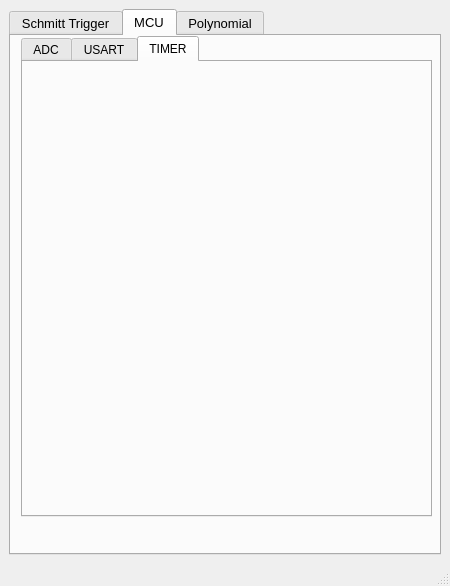
Above: main.ui from MasoudHD/Electron before the change. Below: the same form after it.
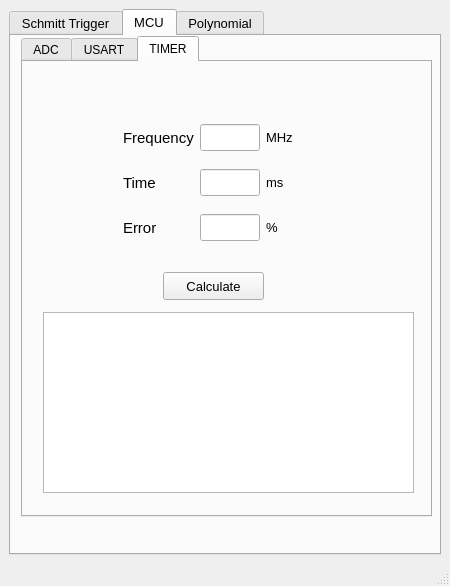
That is the form after the change. The open tabs and pages were chosen to show the change. Custom widgets are drawn as their Qt base class.

Patch:
```diff
--- a/main.ui
+++ b/main.ui
@@ -1114,6 +1114,289 @@
          <attribute name="title">
           <string>TIMER</string>
          </attribute>
+         <widget class="QWidget" name="layoutWidget_2">
+          <property name="geometry">
+           <rect>
+            <x>100</x>
+            <y>50</y>
+            <width>188</width>
+            <height>143</height>
+           </rect>
+          </property>
+          <layout class="QGridLayout" name="gridLayout_9">
+           <item row="2" column="1">
+            <widget class="QLineEdit" name="etTimError">
+             <property name="sizePolicy">
+              <sizepolicy hsizetype="Preferred" vsizetype="Fixed">
+               <horstretch>0</horstretch>
+               <verstretch>0</verstretch>
+              </sizepolicy>
+             </property>
+             <property name="maximumSize">
+              <size>
+               <width>60</width>
+               <height>16777215</height>
+              </size>
+             </property>
+             <property name="font">
+              <font>
+               <pointsize>12</pointsize>
+              </font>
+             </property>
+             <property name="text">
+              <string/>
+             </property>
+            </widget>
+           </item>
+           <item row="2" column="2">
+            <widget class="QLabel" name="label_36">
+             <property name="font">
+              <font>
+               <pointsize>10</pointsize>
+              </font>
+             </property>
+             <property name="text">
+              <string>%</string>
+             </property>
+            </widget>
+           </item>
+           <item row="1" column="1">
+            <widget class="QLineEdit" name="etTimTime">
+             <property name="sizePolicy">
+              <sizepolicy hsizetype="Preferred" vsizetype="Fixed">
+               <horstretch>0</horstretch>
+               <verstretch>0</verstretch>
+              </sizepolicy>
+             </property>
+             <property name="maximumSize">
+              <size>
+               <width>60</width>
+               <height>16777215</height>
+              </size>
+             </property>
+             <property name="font">
+              <font>
+               <pointsize>12</pointsize>
+              </font>
+             </property>
+             <property name="text">
+              <string/>
+             </property>
+            </widget>
+           </item>
+           <item row="2" column="0">
+            <widget class="QLabel" name="label_35">
+             <property name="enabled">
+              <bool>true</bool>
+             </property>
+             <property name="maximumSize">
+              <size>
+               <width>100</width>
+               <height>16777215</height>
+              </size>
+             </property>
+             <property name="font">
+              <font>
+               <pointsize>11</pointsize>
+              </font>
+             </property>
+             <property name="text">
+              <string>Error</string>
+             </property>
+            </widget>
+           </item>
+           <item row="1" column="2">
+            <widget class="QLabel" name="label_34">
+             <property name="font">
+              <font>
+               <pointsize>10</pointsize>
+              </font>
+             </property>
+             <property name="text">
+              <string>ms</string>
+             </property>
+            </widget>
+           </item>
+           <item row="0" column="1">
+            <widget class="QLineEdit" name="etTimFrq">
+             <property name="sizePolicy">
+              <sizepolicy hsizetype="Preferred" vsizetype="Fixed">
+               <horstretch>0</horstretch>
+               <verstretch>0</verstretch>
+              </sizepolicy>
+             </property>
+             <property name="maximumSize">
+              <size>
+               <width>60</width>
+               <height>16777215</height>
+              </size>
+             </property>
+             <property name="font">
+              <font>
+               <pointsize>12</pointsize>
+              </font>
+             </property>
+             <property name="text">
+              <string/>
+             </property>
+            </widget>
+           </item>
+           <item row="0" column="2">
+            <widget class="QLabel" name="label_32">
+             <property name="font">
+              <font>
+               <pointsize>10</pointsize>
+              </font>
+             </property>
+             <property name="text">
+              <string>MHz</string>
+             </property>
+            </widget>
+           </item>
+           <item row="1" column="0">
+            <widget class="QLabel" name="label_33">
+             <property name="enabled">
+              <bool>true</bool>
+             </property>
+             <property name="maximumSize">
+              <size>
+               <width>100</width>
+               <height>16777215</height>
+              </size>
+             </property>
+             <property name="font">
+              <font>
+               <pointsize>11</pointsize>
+              </font>
+             </property>
+             <property name="text">
+              <string>Time</string>
+             </property>
+            </widget>
+           </item>
+           <item row="0" column="0">
+            <widget class="QLabel" name="label_31">
+             <property name="enabled">
+              <bool>true</bool>
+             </property>
+             <property name="maximumSize">
+              <size>
+               <width>100</width>
+               <height>16777215</height>
+              </size>
+             </property>
+             <property name="font">
+              <font>
+               <pointsize>11</pointsize>
+              </font>
+             </property>
+             <property name="text">
+              <string>Frequency</string>
+             </property>
+            </widget>
+           </item>
+          </layout>
+         </widget>
+         <widget class="QPushButton" name="btnTimCalculate">
+          <property name="geometry">
+           <rect>
+            <x>140</x>
+            <y>210</y>
+            <width>101</width>
+            <height>28</height>
+           </rect>
+          </property>
+          <property name="font">
+           <font>
+            <pointsize>10</pointsize>
+           </font>
+          </property>
+          <property name="contextMenuPolicy">
+           <enum>Qt::DefaultContextMenu</enum>
+          </property>
+          <property name="text">
+           <string>Calculate</string>
+          </property>
+         </widget>
+         <widget class="QTableWidget" name="tblTim">
+          <property name="geometry">
+           <rect>
+            <x>20</x>
+            <y>250</y>
+            <width>371</width>
+            <height>181</height>
+           </rect>
+          </property>
+          <property name="sizePolicy">
+           <sizepolicy hsizetype="Preferred" vsizetype="Preferred">
+            <horstretch>0</horstretch>
+            <verstretch>0</verstretch>
+           </sizepolicy>
+          </property>
+          <property name="frameShape">
+           <enum>QFrame::StyledPanel</enum>
+          </property>
+          <property name="frameShadow">
+           <enum>QFrame::Sunken</enum>
+          </property>
+          <property name="sizeAdjustPolicy">
+           <enum>QAbstractScrollArea::AdjustIgnored</enum>
+          </property>
+          <property name="columnCount">
+           <number>2</number>
+          </property>
+          <attribute name="horizontalHeaderVisible">
+           <bool>false</bool>
+          </attribute>
+          <attribute name="horizontalHeaderCascadingSectionResizes">
+           <bool>false</bool>
+          </attribute>
+          <attribute name="horizontalHeaderDefaultSectionSize">
+           <number>80</number>
+          </attribute>
+          <attribute name="horizontalHeaderHighlightSections">
+           <bool>true</bool>
+          </attribute>
+          <attribute name="horizontalHeaderShowSortIndicator" stdset="0">
+           <bool>false</bool>
+          </attribute>
+          <attribute name="horizontalHeaderStretchLastSection">
+           <bool>true</bool>
+          </attribute>
+          <attribute name="verticalHeaderCascadingSectionResizes">
+           <bool>false</bool>
+          </attribute>
+          <attribute name="verticalHeaderShowSortIndicator" stdset="0">
+           <bool>false</bool>
+          </attribute>
+          <attribute name="verticalHeaderStretchLastSection">
+           <bool>false</bool>
+          </attribute>
+          <column>
+           <property name="text">
+            <string>Prescaler</string>
+           </property>
+           <property name="font">
+            <font>
+             <pointsize>12</pointsize>
+             <weight>75</weight>
+             <bold>true</bold>
+            </font>
+           </property>
+          </column>
+          <column>
+           <property name="text">
+            <string>Counter</string>
+           </property>
+           <property name="font">
+            <font>
+             <pointsize>12</pointsize>
+             <weight>75</weight>
+             <bold>true</bold>
+            </font>
+           </property>
+          </column>
+         </widget>
         </widget>
        </widget>
       </widget>
```
Left out of the diff: 18 changed lines with no effect on the pictures.
